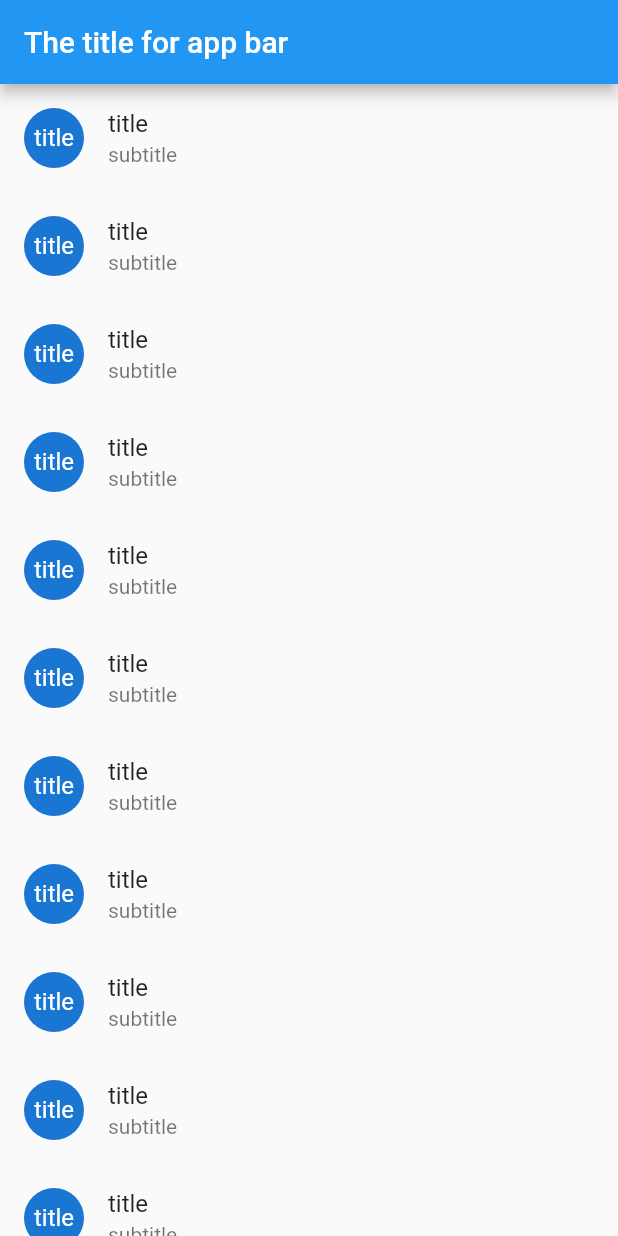
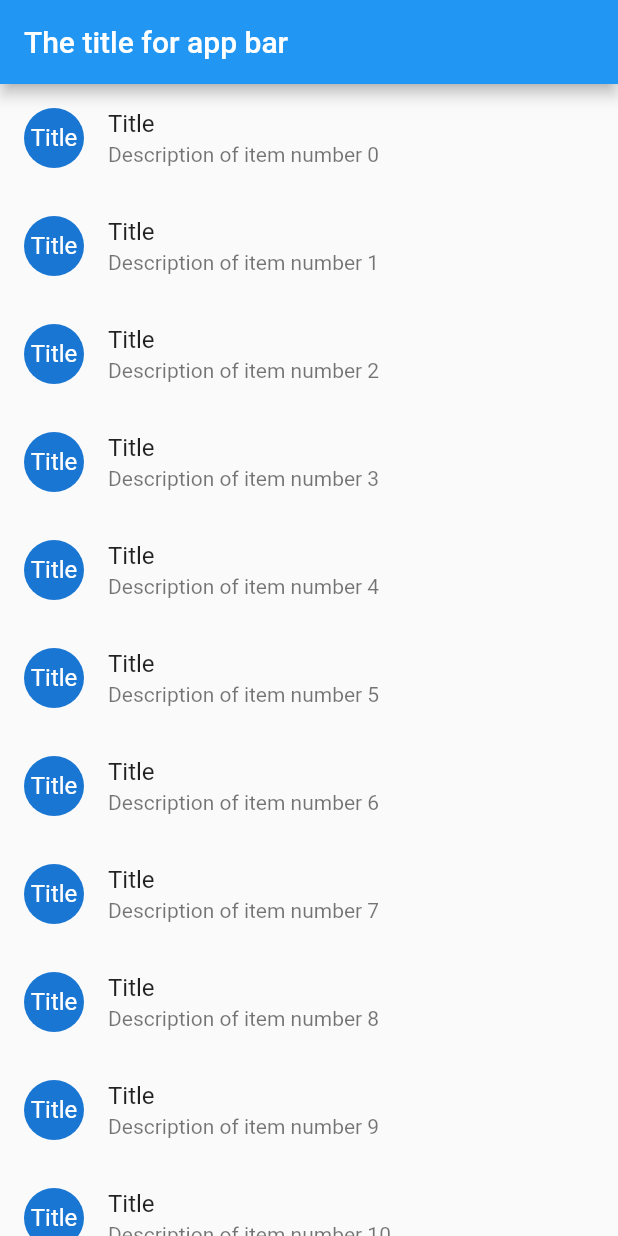
Before and after one commit to krecikzgr/FlutterExample, a Flutter app: the screen it shows after launch, on a phone screen of 412 x 824 dp. Run offline on Flutter 3.47's test engine with Material 2 defaults, Android fonts, the phone set to English and light mode, and no system bars.

Commit message:
Handle the app routing

```diff
--- /dev/null
+++ b/lib/DetailsScreen.dart
@@ -0,0 +1,25 @@
+import 'package:flutter/material.dart';
+import 'package:my_first_app/ModelClass.dart';
+
+
+class DetailScreen extends StatelessWidget {
+  // Declare a field that holds the Todo
+  final MyModel item;
+
+  // In the constructor, require a Todo
+  DetailScreen(this.item);
+
+  @override
+  Widget build(BuildContext context) {
+    // Use the Todo to create our UI
+    return Scaffold(
+      appBar: AppBar(
+        title: Text("${item.title}"),
+      ),
+      body: Padding(
+        padding: EdgeInsets.all(16.0),
+        child: Text('${item.description}'),
+      ),
+    );
+  }
+}
--- a/lib/MainListElement.dart
+++ b/lib/MainListElement.dart
@@ -1,20 +1,27 @@
 import 'package:flutter/material.dart';
-
+import 'package:my_first_app/ModelClass.dart';
+import 'package:my_first_app/DetailsScreen.dart';
 //Brac
 class MainListElement extends StatelessWidget {
-  final String title;
-  final String subtitle;
+  final MyModel item;
 
-  MainListElement(this.title, this.subtitle);
+
+  MainListElement(this.item);
 
   @override
   Widget build(BuildContext context) {
     return new ListTile(
         leading: CircleAvatar(
-          child: Text(title),
+          child: Text(item.title),
         ),
-        title:  Text(title),
-        subtitle: Text(subtitle),
+        title:  Text(item.title),
+        subtitle: Text(item.description),
+        onTap:() { Navigator.push(context,
+        MaterialPageRoute(
+          builder: (context) => DetailScreen(item),
+        ),
+        );
+      },
     );
   }
 }
--- /dev/null
+++ b/lib/ModelClass.dart
@@ -0,0 +1,7 @@
+
+
+class MyModel  {
+  final String title;
+  final String description;
+  const MyModel(this.title, this.description);
+}
--- a/lib/main.dart
+++ b/lib/main.dart
@@ -1,5 +1,7 @@
 import 'package:flutter/material.dart';
 import 'package:my_first_app/MainListElement.dart';
+import 'package:my_first_app/ModelClass.dart';
+
 void main() => runApp(MyApp());
 
 class MyApp extends StatelessWidget {
@@ -22,8 +24,8 @@ class MyApp extends StatelessWidget {
          ListView.builder(
           itemCount: 100,
           itemBuilder: (context, index) {
-            return MainListElement("title", "subtitle");
-          }
+            return MainListElement(MyModel("Title", "Description of item number $index" ));
+          },
         ),
         ),
       );
```
